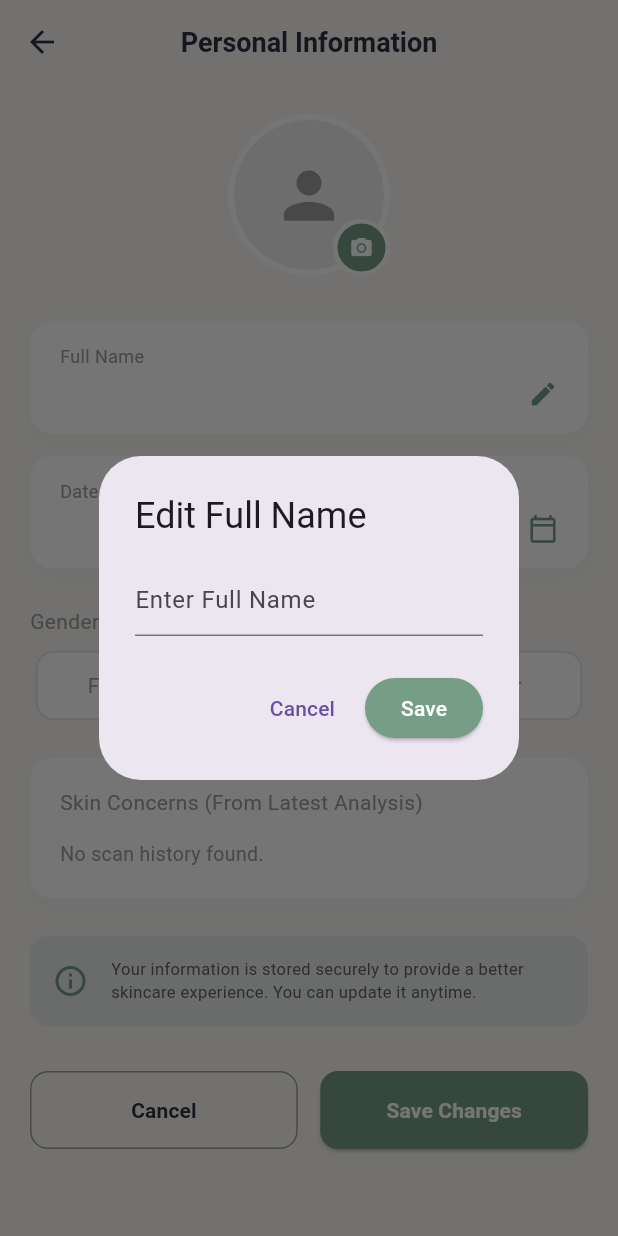
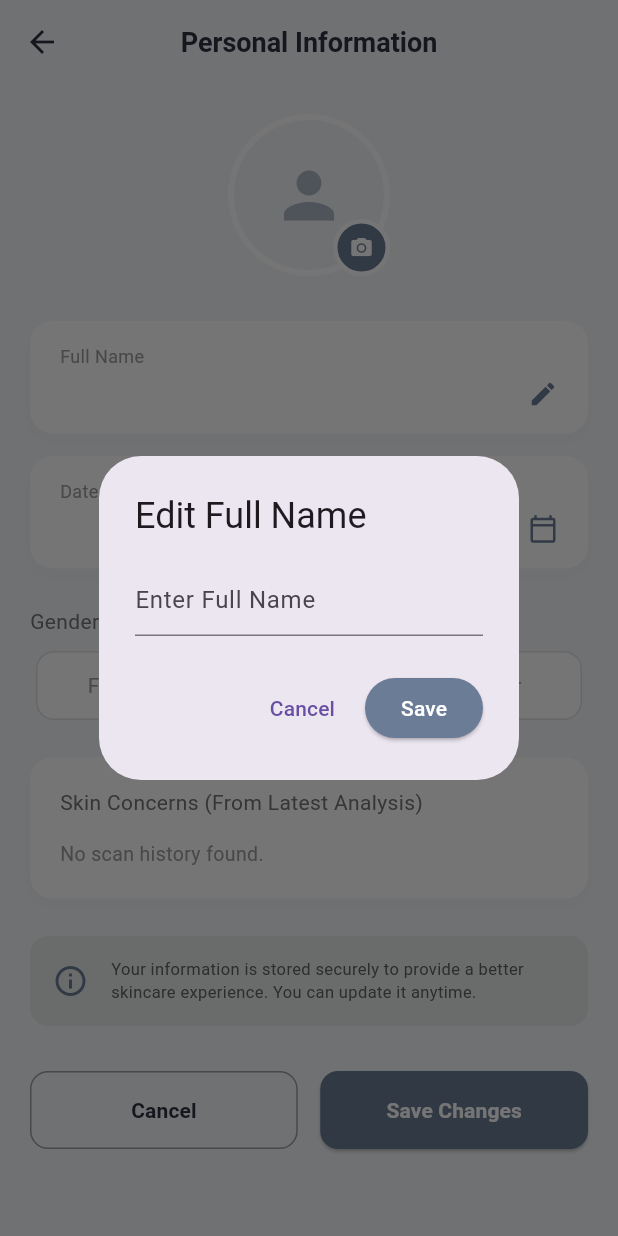
Before and after one commit to egeKsl/skin_type_app, a Flutter app: the PersonalInfoScreen screen opened directly, after a tap on "Full Name", on a phone screen of 412 x 824 dp. Run offline on Flutter 3.47's test engine with Material 3 defaults, Android fonts, the phone set to English and light mode, and no system bars; our stand-ins replace camera, cloud_firestore, firebase_auth, firebase_core, image_picker, permission_handler and 1 more; missing offline and left inert: google_mlkit_face_detection; accounts and stored records are empty.

Commit message:
personal info screen has been done

```diff
--- a/lib/features/profile information/views/screens/personal_info_screen.dart
+++ b/lib/features/profile information/views/screens/personal_info_screen.dart
@@ -1,8 +1,8 @@
-import 'dart:io'; // Dosya işlemleri için
+import 'dart:io';
 import 'package:flutter/material.dart';
 import 'package:cloud_firestore/cloud_firestore.dart';
 import 'package:intl/intl.dart';
-import 'package:image_picker/image_picker.dart'; // Fotoğraf seçimi için
+import 'package:image_picker/image_picker.dart';
 import 'package:skin_type_app/constants/profile_colors.dart';
 import 'package:skin_type_app/core/services/scan_service.dart';
 import 'package:skin_type_app/models/scan_model.dart';
@@ -19,11 +19,16 @@ class _PersonalInfoScreenState extends State<PersonalInfoScreen> {
   final ScanService _scanService = ScanService();
   final ImagePicker _picker = ImagePicker();
 
+  // Color Constants from Profile Screen
+  final Color primarySlate = const Color(0xFF6B7C97);
+  final Color darkText = const Color(0xFF2D3142);
+  final Color scaffoldBg = const Color(0xFFF5F7FA);
+
   // --- State Variables ---
   String _fullName = "Not set yet";
   String _bornDate = "Not set yet";
   String _selectedGender = "";
-  String? _profileImagePath; // Fotoğrafın yerel yolunu tutar
+  String? _profileImagePath;
 
   List<String> _skinConcerns = [];
   bool _isLoading = true;
@@ -35,7 +40,6 @@ class _PersonalInfoScreenState extends State<PersonalInfoScreen> {
     _loadAllUserData();
   }
 
-  // Fotoğraf seçme fonksiyonu
   Future<void> _pickImage() async {
     try {
       final XFile? pickedFile = await _picker.pickImage(
@@ -56,7 +60,6 @@ class _PersonalInfoScreenState extends State<PersonalInfoScreen> {
 
   Future<void> _loadAllUserData() async {
     try {
-      // 1. Load Profile from /users/{uid}
       final profileDoc = await _scanService.getUserProfile();
       if (profileDoc != null && profileDoc.exists) {
         final data = profileDoc.data() as Map<String, dynamic>;
@@ -64,8 +67,7 @@ class _PersonalInfoScreenState extends State<PersonalInfoScreen> {
         setState(() {
           _fullName = data['full_name'] ?? "Not set yet";
           _selectedGender = data['gender'] ?? "";
-          _profileImagePath =
-              data['profile_image_path']; // Kayıtlı dosya yolunu al
+          _profileImagePath = data['profile_image_path'];
 
           final dynamic rawBornDate = data['born_date'];
           if (rawBornDate != null) {
@@ -81,7 +83,6 @@ class _PersonalInfoScreenState extends State<PersonalInfoScreen> {
         });
       }
 
-      // 2. Load Skin Concerns from latest scan
       _scanService.getRecentScans(1).listen((scans) {
         if (scans.isNotEmpty && mounted) {
           setState(() {
@@ -105,7 +106,7 @@ class _PersonalInfoScreenState extends State<PersonalInfoScreen> {
         fullName: _fullName == "Not set yet" ? "" : _fullName,
         bornDate: _bornDate == "Not set yet" ? "" : _bornDate,
         gender: _selectedGender,
-        profileImagePath: _profileImagePath, // Dosya yolunu gönder
+        profileImagePath: _profileImagePath,
       );
       if (mounted) {
         ScaffoldMessenger.of(context).showSnackBar(
@@ -142,9 +143,7 @@ class _PersonalInfoScreenState extends State<PersonalInfoScreen> {
               child: const Text("Cancel"),
             ),
             ElevatedButton(
-              style: ElevatedButton.styleFrom(
-                backgroundColor: ProfileColors.primaryGreen,
-              ),
+              style: ElevatedButton.styleFrom(backgroundColor: primarySlate),
               onPressed: () {
                 onSave(
                   controller.text.isEmpty ? "Not set yet" : controller.text,
@@ -162,35 +161,30 @@ class _PersonalInfoScreenState extends State<PersonalInfoScreen> {
   @override
   Widget build(BuildContext context) {
     return Scaffold(
-      backgroundColor: ProfileColors.background,
+      backgroundColor: scaffoldBg,
       appBar: AppBar(
-        backgroundColor: ProfileColors.background,
+        backgroundColor: scaffoldBg,
         elevation: 0,
         centerTitle: true,
         leading: IconButton(
-          icon: const Icon(Icons.arrow_back, color: ProfileColors.textDark),
+          icon: Icon(Icons.arrow_back, color: darkText),
           onPressed: () => Navigator.pop(context),
         ),
-        title: const Text(
+        title: Text(
           "Personal Information",
           style: TextStyle(
-            color: ProfileColors.textDark,
+            color: darkText,
             fontWeight: FontWeight.bold,
             fontSize: 18,
           ),
         ),
       ),
       body: _isLoading
-          ? const Center(
-              child: CircularProgressIndicator(
-                color: ProfileColors.primaryGreen,
-              ),
-            )
+          ? Center(child: CircularProgressIndicator(color: primarySlate))
           : SingleChildScrollView(
               padding: const EdgeInsets.all(20.0),
               child: Column(
                 children: [
-                  // Profil Resmi Alanı (Düzenlendi)
                   GestureDetector(
                     onTap: _pickImage,
                     child: Center(
@@ -204,8 +198,7 @@ class _PersonalInfoScreenState extends State<PersonalInfoScreen> {
                             ),
                             child: CircleAvatar(
                               radius: 50,
-                              backgroundColor: Colors.grey[200],
-                              // Dosya yolu varsa ve dosya yerinde duruyorsa göster
+                              backgroundColor: const Color(0xFFF0F4F8),
                               backgroundImage:
                                   (_profileImagePath != null &&
                                       File(_profileImagePath!).existsSync())
@@ -214,10 +207,10 @@ class _PersonalInfoScreenState extends State<PersonalInfoScreen> {
                               child:
                                   (_profileImagePath == null ||
                                       !File(_profileImagePath!).existsSync())
-                                  ? const Icon(
+                                  ? Icon(
                                       Icons.person,
                                       size: 50,
-                                      color: Colors.grey,
+                                      color: primarySlate.withOpacity(0.5),
                                     )
                                   : null,
                             ),
@@ -228,7 +221,7 @@ class _PersonalInfoScreenState extends State<PersonalInfoScreen> {
                             child: Container(
                               padding: const EdgeInsets.all(8),
                               decoration: BoxDecoration(
-                                color: ProfileColors.primaryGreen,
+                                color: primarySlate,
                                 shape: BoxShape.circle,
                                 border: Border.all(
                                   color: Colors.white,
@@ -247,7 +240,6 @@ class _PersonalInfoScreenState extends State<PersonalInfoScreen> {
                     ),
                   ),
                   const SizedBox(height: 30),
-
                   InteractiveField(
                     label: "Full Name",
                     value: _fullName,
@@ -258,7 +250,6 @@ class _PersonalInfoScreenState extends State<PersonalInfoScreen> {
                     ),
                   ),
                   const SizedBox(height: 15),
-
                   InteractiveField(
                     label: "Date of Birth",
                     value: _bornDate,
@@ -270,13 +261,12 @@ class _PersonalInfoScreenState extends State<PersonalInfoScreen> {
                     ),
                   ),
                   const SizedBox(height: 25),
-
-                  const Align(
+                  Align(
                     alignment: Alignment.centerLeft,
                     child: Text(
                       "Gender (Optional)",
                       style: TextStyle(
-                        color: ProfileColors.textLight,
+                        color: Colors.grey.shade600,
                         fontSize: 14,
                       ),
                     ),
@@ -305,12 +295,11 @@ class _PersonalInfoScreenState extends State<PersonalInfoScreen> {
                     }).toList(),
                   ),
                   const SizedBox(height: 25),
-
                   Container(
                     width: double.infinity,
                     padding: const EdgeInsets.all(20),
                     decoration: BoxDecoration(
-                      color: ProfileColors.cardWhite,
+                      color: Colors.white,
                       borderRadius: BorderRadius.circular(15),
                       boxShadow: [
                         BoxShadow(
@@ -323,10 +312,10 @@ class _PersonalInfoScreenState extends State<PersonalInfoScreen> {
                     child: Column(
                       crossAxisAlignment: CrossAxisAlignment.start,
                       children: [
-                        const Text(
+                        Text(
                           "Skin Concerns (From Latest Analysis)",
                           style: TextStyle(
-                            color: ProfileColors.textLight,
+                            color: Colors.grey.shade600,
                             fontSize: 14,
                           ),
                         ),
@@ -344,10 +333,8 @@ class _PersonalInfoScreenState extends State<PersonalInfoScreen> {
                     ),
                   ),
                   const SizedBox(height: 25),
-
                   const InfoBoxWidget(),
                   const SizedBox(height: 30),
-
                   Row(
                     children: [
                       Expanded(
@@ -360,10 +347,10 @@ class _PersonalInfoScreenState extends State<PersonalInfoScreen> {
                               borderRadius: BorderRadius.circular(12),
                             ),
                           ),
-                          child: const Text(
+                          child: Text(
                             "Cancel",
                             style: TextStyle(
-                              color: ProfileColors.textDark,
+                              color: darkText,
                               fontWeight: FontWeight.bold,
                             ),
                           ),
@@ -374,7 +361,7 @@ class _PersonalInfoScreenState extends State<PersonalInfoScreen> {
                         child: ElevatedButton(
                           onPressed: _isSaving ? null : _handleSave,
                           style: ElevatedButton.styleFrom(
-                            backgroundColor: ProfileColors.primaryGreen,
+                            backgroundColor: primarySlate,
                             padding: const EdgeInsets.symmetric(vertical: 16),
                             shape: RoundedRectangleBorder(
                               borderRadius: BorderRadius.circular(12),
--- a/lib/features/profile information/views/widgets/personal_info_widgets.dart
+++ b/lib/features/profile information/views/widgets/personal_info_widgets.dart
@@ -27,7 +27,7 @@ class ProfileImageWidget extends StatelessWidget {
             child: Container(
               padding: const EdgeInsets.all(8),
               decoration: BoxDecoration(
-                color: ProfileColors.primaryGreen,
+                color: const Color.fromRGBO(107, 124, 151, 1),
                 shape: BoxShape.circle,
                 border: Border.all(color: Colors.white, width: 3),
               ),
@@ -104,7 +104,7 @@ class InteractiveField extends StatelessWidget {
                 ),
                 Icon(
                   icon ?? Icons.edit,
-                  color: ProfileColors.primaryGreen,
+                  color: const Color.fromRGBO(107, 124, 151, 1),
                   size: 20,
                 ),
               ],
@@ -137,12 +137,12 @@ class SelectableButton extends StatelessWidget {
         padding: const EdgeInsets.symmetric(vertical: 12),
         decoration: BoxDecoration(
           color: isSelected
-              ? ProfileColors.primaryGreen.withOpacity(0.1)
+              ? const Color.fromRGBO(107, 124, 151, 1).withOpacity(0.1)
               : ProfileColors.cardWhite,
           borderRadius: BorderRadius.circular(12),
           border: Border.all(
             color: isSelected
-                ? ProfileColors.primaryGreen
+                ? const Color.fromRGBO(107, 124, 151, 1)
                 : ProfileColors.borderGrey,
             width: isSelected ? 2 : 1,
           ),
@@ -151,7 +151,9 @@ class SelectableButton extends StatelessWidget {
           child: Text(
             text,
             style: TextStyle(
-              color: isSelected ? ProfileColors.primaryGreen : Colors.grey,
+              color: isSelected
+                  ? const Color.fromRGBO(107, 124, 151, 1)
+                  : Colors.grey,
               fontWeight: isSelected ? FontWeight.bold : FontWeight.normal,
             ),
           ),
@@ -178,7 +180,7 @@ class ReadOnlyListItem extends StatelessWidget {
             width: 8,
             height: 8,
             decoration: const BoxDecoration(
-              color: ProfileColors.primaryGreen,
+              color: const Color.fromRGBO(107, 124, 151, 1),
               shape: BoxShape.circle,
             ),
           ),
@@ -213,7 +215,10 @@ class InfoBoxWidget extends StatelessWidget {
       ),
       child: Row(
         children: [
-          const Icon(Icons.info_outline, color: ProfileColors.primaryGreen),
+          const Icon(
+            Icons.info_outline,
+            color: Color.fromRGBO(107, 124, 151, 1),
+          ),
           const SizedBox(width: 15),
           Expanded(
             child: Text(
```
